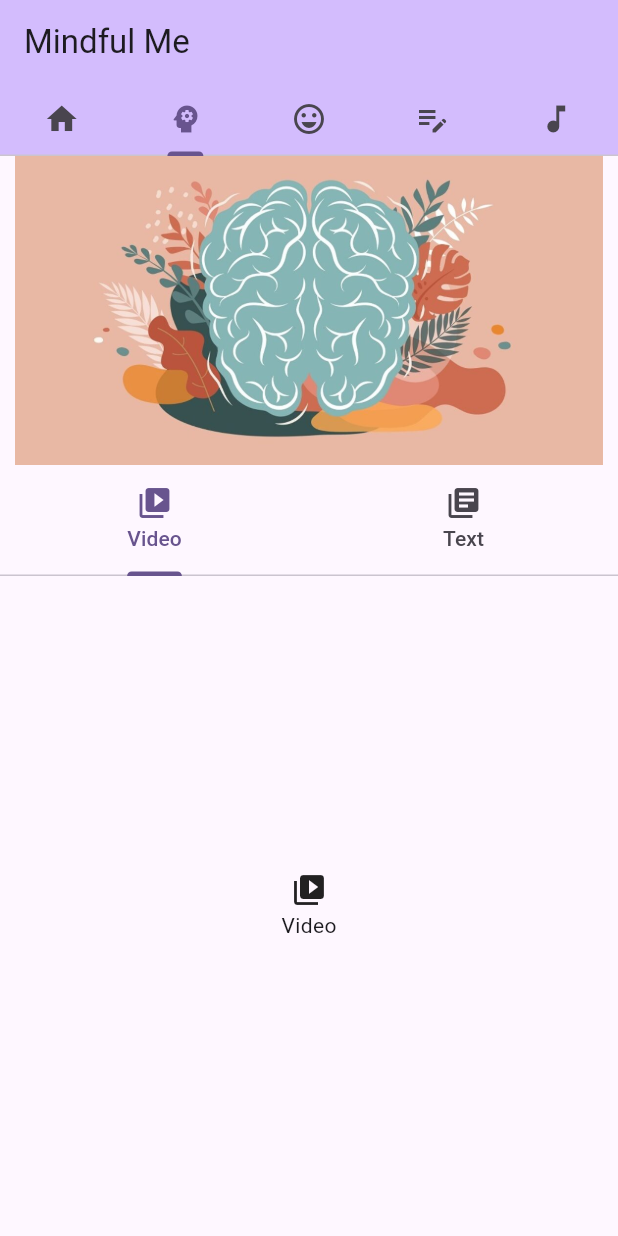
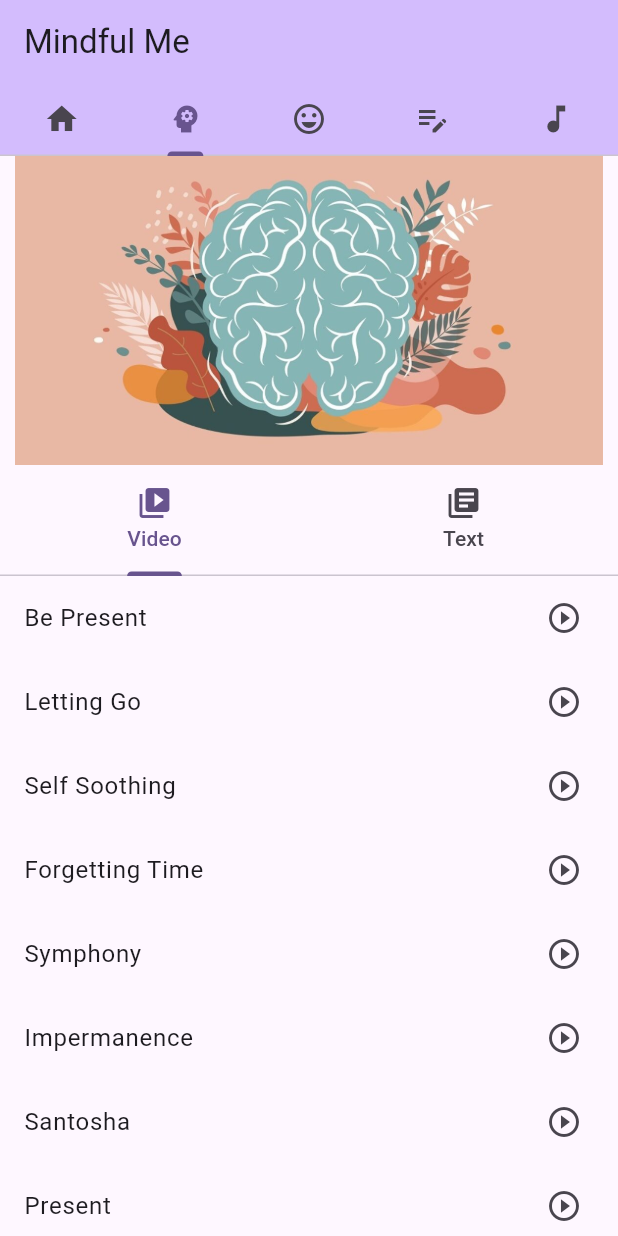
Before and after one commit to lajacl/mindfulness-app, a Flutter app: the screen it shows after launch, tab 2 chosen, on a phone screen of 412 x 824 dp. Run offline on Flutter 3.47's test engine with Material 3 defaults, Android fonts, the phone set to English and light mode, and no system bars.

Commit message:
Display list of guided mindfulness exercise videos

```diff
--- a/lib/data.dart
+++ b/lib/data.dart
@@ -1,3 +1,18 @@
+final List<Map<String, String>> videoExercises = [
+  {"title": "Be Present", "videoId": "ZToicYcHIOU"},
+  {"title": "Letting Go", "videoId": "syx3a1_LeFo"},
+  {"title": "Self Soothing", "videoId": "Xl_B45DpMLU"},
+  {"title": "Forgetting Time", "videoId": "YF_P1ZzYgjA"},
+  {"title": "Symphony", "videoId": "fkgzQsxdn9I"},
+  {"title": "Impermanence", "videoId": "uumInvT4t9Y"},
+  {"title": "Santosha", "videoId": "5vI8Kh3-epg"},
+  {"title": "Present", "videoId": "lVx3mFxML80"},
+  {"title": "Letting Go", "videoId": "syx3a1_LeFo"},
+  {"title": "A 5 Minute Mindfulness Meditation", "videoId": "wGFog-OuFDM"},
+  {"title": "Body Scan Exercise", "videoId": "15q-N-_kkrU"},
+  {"title": "Just Breathe", "videoId": "IyW4nwfwunw"},
+];
+
 final List<Map<String, String>> textExercises = [
   {
     "title": "Body Scan Meditation",
--- a/lib/exercises.dart
+++ b/lib/exercises.dart
@@ -11,12 +11,12 @@ class ExercisesPage extends StatefulWidget {
 class _ExercisesPageState extends State<ExercisesPage>
     with TickerProviderStateMixin {
   Map<String, String>? _selectedItem;
-  bool _itemSelected = false;
+  bool _textSelected = false;
   late TabController _nestedConrtoller;
 
-  void _updateSelection(item) {
+  void _selectText(item) {
     setState(() {
-      _itemSelected = true;
+      _textSelected = true;
       _selectedItem = item;
     });
   }
@@ -40,7 +40,7 @@ class _ExercisesPageState extends State<ExercisesPage>
     return Column(
       mainAxisAlignment: MainAxisAlignment.start,
       children: <Widget>[
-        _itemSelected
+        _textSelected
             ? SizedBox(
                 height: screenHeight * 0.25,
                 child: SingleChildScrollView(
@@ -74,15 +74,23 @@ class _ExercisesPageState extends State<ExercisesPage>
           child: TabBarView(
             controller: _nestedConrtoller,
             children: [
-              Tab(icon: Icon(Icons.video_library), text: 'Video', height: 100),
+              ListView.builder(
+                itemCount: videoExercises.length,
+                itemBuilder: (context, index) {
+                  return ListTile(
+                    title: Text(videoExercises[index]["title"]!),
+                    trailing: Icon(Icons.play_circle_outline),
+                  );
+                },
+              ),
               ListView.builder(
                 itemCount: textExercises.length,
                 itemBuilder: (context, index) {
                   return ListTile(
                     title: Text(textExercises[index]["title"]!),
                     trailing: Icon(Icons.chevron_right),
-                    onTap: () => _updateSelection(textExercises[index]),
-                    selected: _itemSelected
+                    onTap: () => _selectText(textExercises[index]),
+                    selected: _textSelected
                         ? textExercises[index]['title'] ==
                               _selectedItem!['title']
                         : false,
```
